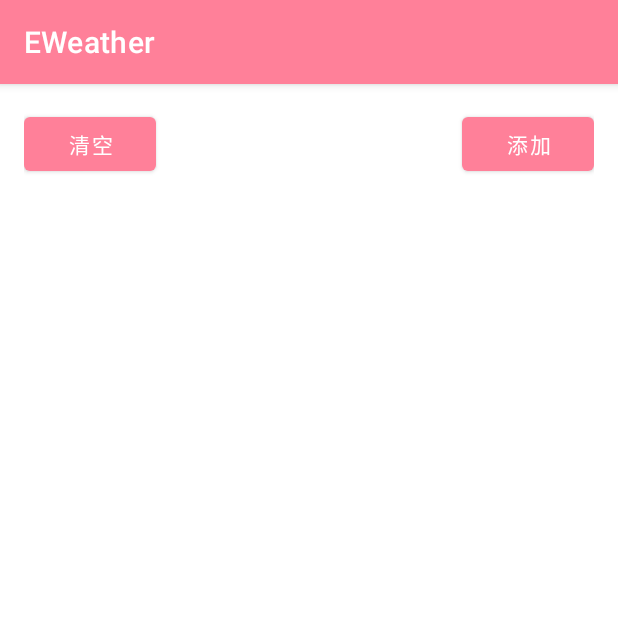
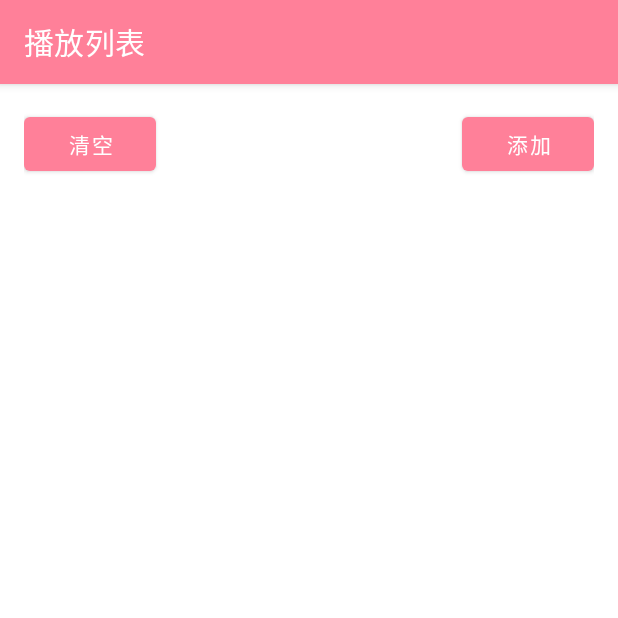
Before and after one commit to ChouYih/EWeather, an Android app: the PlaylistActivity screen opened directly, with no data from a screen before it, on a phone screen of 412 x 824 dp, the top half of it. Run offline under Robolectric (Android 15) with nearby library versions, the phone set to English and light mode, and no system bars.

Commit message:
Music功能全部完成

```diff
--- a/app/src/main/java/com/yihchou/eweather/PlaylistActivity.java
+++ b/app/src/main/java/com/yihchou/eweather/PlaylistActivity.java
@@ -30,6 +30,11 @@ public class PlaylistActivity extends AppCompatActivity {
     protected void onCreate(@Nullable Bundle savedInstanceState) {
         super.onCreate(savedInstanceState);
         setContentView(R.layout.activity_playlist);
+
+        // 设置ActionBar标题
+        if (getSupportActionBar() != null) {
+            getSupportActionBar().setTitle("播放列表");
+        }
 
         btnAddSong = findViewById(R.id.btn_add_song);
         btnClearPlaylist = findViewById(R.id.btn_clear_playlist);
--- a/app/src/main/res/values/colors.xml
+++ b/app/src/main/res/values/colors.xml
@@ -7,4 +7,7 @@
     <color name="teal_700">#FF018786</color>
     <color name="black">#FF000000</color>
     <color name="white">#FFFFFFFF</color>
+    <color name="colorPrimary">#FF8099</color>
+    <color name="colorPrimaryDark">#3700B3</color>
+    <color name="colorAccent">#03DAC5</color>
 </resources>
--- a/app/src/main/res/values/themes.xml
+++ b/app/src/main/res/values/themes.xml
@@ -15,5 +15,7 @@
         <item name="motionEasingEmphasized">cubic-bezier(0.4, 0.0, 0.2, 1)</item>
         <item name="motionEasingDecelerated">cubic-bezier(0.0, 0.0, 0.2, 1)</item>
         <item name="motionEasingAccelerated">cubic-bezier(0.4, 0.0, 1, 1)</item>
+        <item name="colorPrimaryDark">@color/colorPrimaryDark</item>
+        <item name="colorAccent">@color/colorAccent</item>
     </style>
 </resources>
```
Also changed, not shown: app/src/main/java/com/yihchou/eweather/CalendarFragment.java (+5 -8 lines), app/src/main/res/layout/fragment_calendar.xml (+11 -5 lines).
